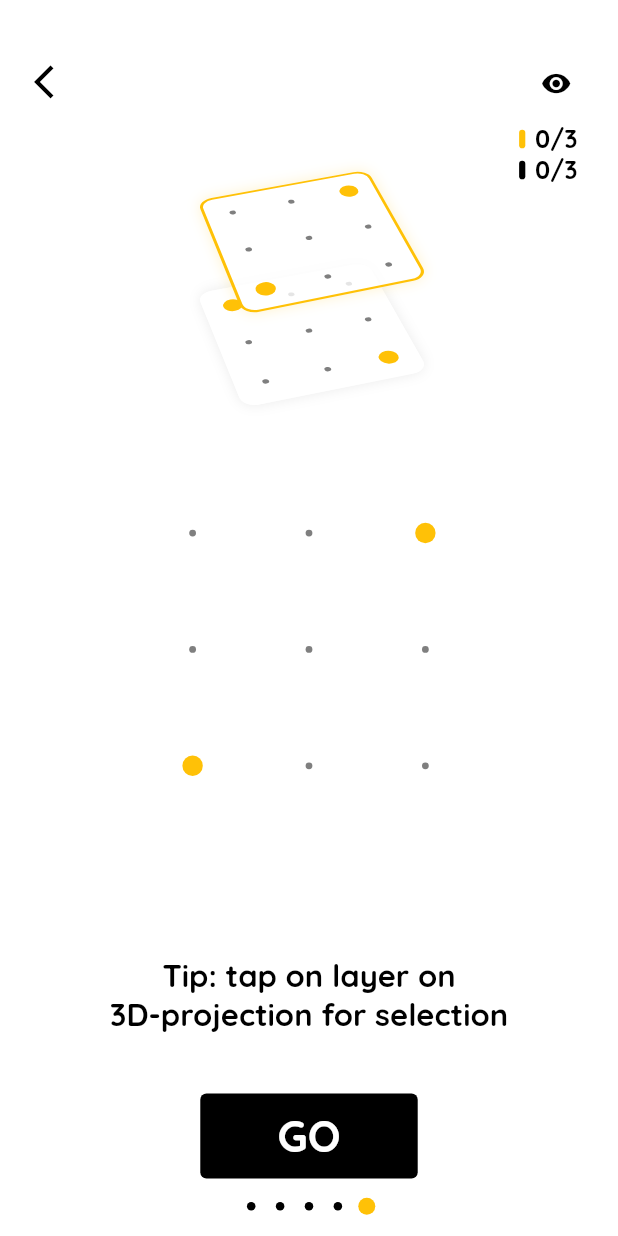
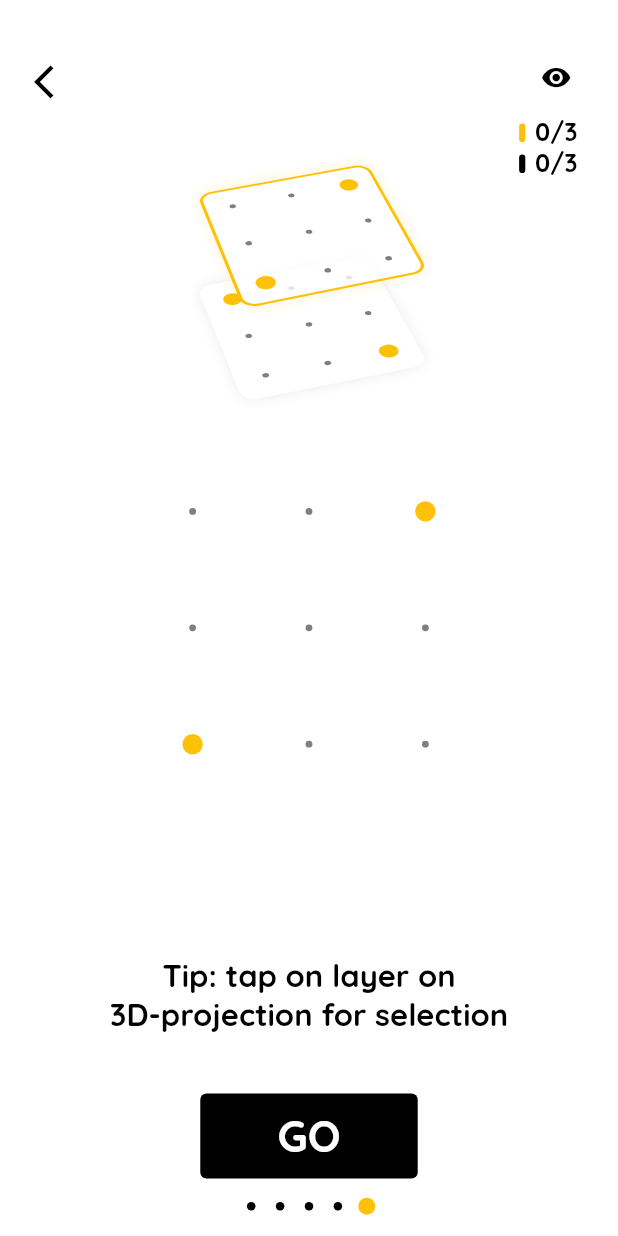
Before and after one commit to Neptune-1/optimal_routing, a Flutter app: the screen it shows after launch, swiped to page 5, on a phone screen of 412 x 824 dp. Run offline on Flutter 3.47's test engine with Material 2 defaults, Android fonts, the phone set to English and light mode, and no system bars; our stand-ins replace firebase_core, flutter_svg, google_fonts, google_mobile_ads, sentry_flutter, shared_preferences; accounts and stored records are empty.

Commit message:
try to optimise pages for small screens

```diff
--- a/lib/pages/game_page_layers.dart
+++ b/lib/pages/game_page_layers.dart
@@ -187,7 +187,7 @@ class _GamePageState extends State<GamePage> with TickerProviderStateMixin {
           child: Column(
             children: [
               SizedBox(
-                height: Style.blockH * 1,
+                height: Style.blockH * 0.9,
               ),
               Row(
                 mainAxisAlignment: MainAxisAlignment.spaceBetween,
@@ -263,7 +263,7 @@ class _GamePageState extends State<GamePage> with TickerProviderStateMixin {
               widget.level == 0
                   ? Container()
                   : SizedBox(
-                      height: Style.blockM * 3,
+                      height: Style.blockM * 2.5,
                     ),
               Flexible(
                 flex: 1,
@@ -297,7 +297,7 @@ class _GamePageState extends State<GamePage> with TickerProviderStateMixin {
         ),
         Positioned(
           right: Style.blockM * 1,
-          top: Style.blockH+Style.blockM * 2,
+          top: Style.blockH*0.9+Style.blockM * 2,
           child: widget.level == 0 ? Container() : linesInfoWidget(),
         ),
         widget.example
@@ -349,7 +349,7 @@ class _GamePageState extends State<GamePage> with TickerProviderStateMixin {
         widget.example
             ? Container()
             : Positioned(
-                bottom: Style.blockM * 1,
+                bottom: Style.blockM * 0.5,
                 left: Style.block * 2.5,
                 child: SizedBox(
                   width: Style.block * 15,
```
